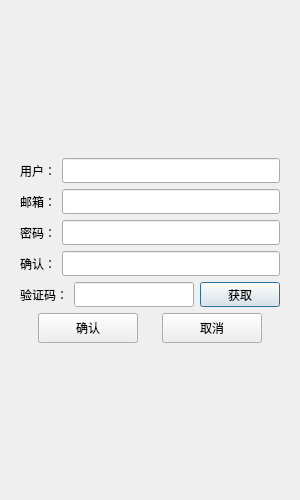
The window that registerdialog.ui (dreamingTarget/wechat_client) describes before a commit, drawn with Qt 5.
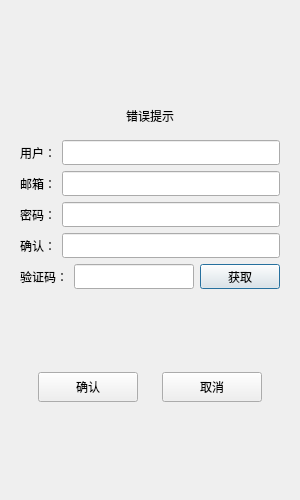
The same window after the commit.

The edit to the form file:
```diff
--- a/registerdialog.ui
+++ b/registerdialog.ui
@@ -33,7 +33,7 @@
        <widget class="QWidget" name="page">
         <layout class="QVBoxLayout" name="verticalLayout_3">
          <item>
-          <spacer name="verticalSpacer_2">
+          <spacer name="verticalSpacer_3">
            <property name="orientation">
             <enum>Qt::Vertical</enum>
            </property>
@@ -45,6 +45,22 @@
            </property>
           </spacer>
          </item>
+         <item>
+          <widget class="QWidget" name="widget" native="true">
+           <layout class="QVBoxLayout" name="verticalLayout_4">
+            <item>
+             <widget class="QLabel" name="label_err_tip">
+              <property name="text">
+               <string>错误提示</string>
+              </property>
+              <property name="alignment">
+               <set>Qt::AlignCenter</set>
+              </property>
+             </widget>
+            </item>
+           </layout>
+          </widget>
+         </item>
          <item>
           <layout class="QHBoxLayout" name="horizontalLayout">
            <item>
@@ -199,6 +215,19 @@
            </item>
           </layout>
          </item>
+         <item>
+          <spacer name="verticalSpacer_2">
+           <property name="orientation">
+            <enum>Qt::Vertical</enum>
+           </property>
+           <property name="sizeHint" stdset="0">
+            <size>
+             <width>20</width>
+             <height>40</height>
+            </size>
+           </property>
+          </spacer>
+         </item>
          <item>
           <layout class="QHBoxLayout" name="horizontalLayout_5">
            <item>
```
